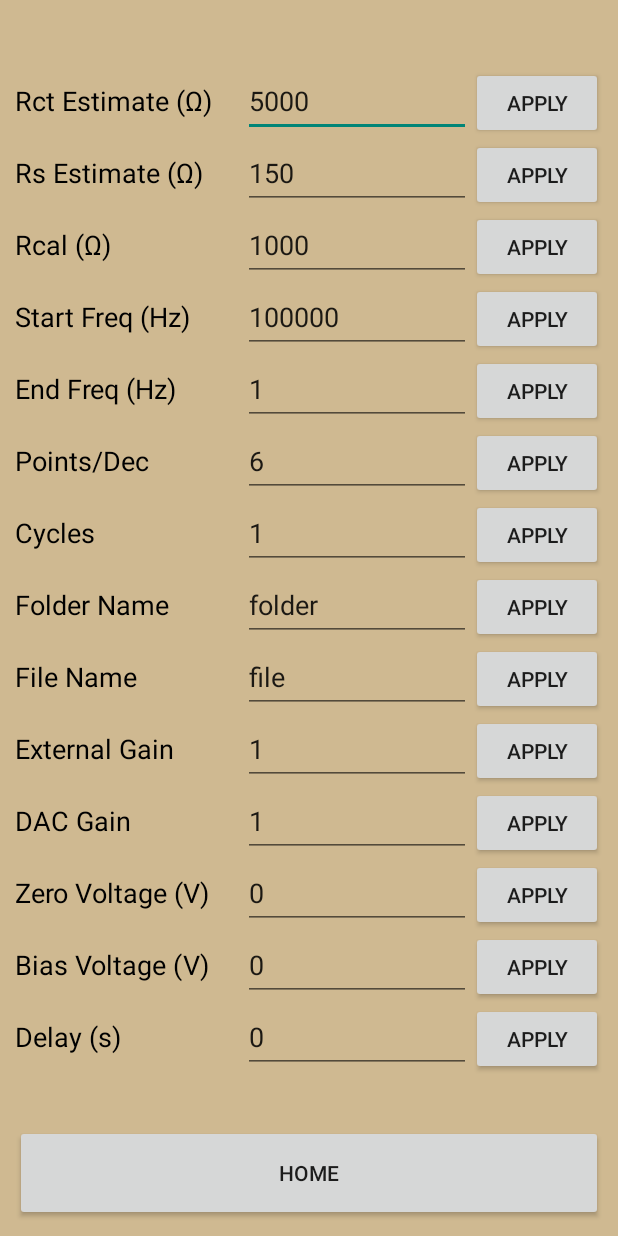
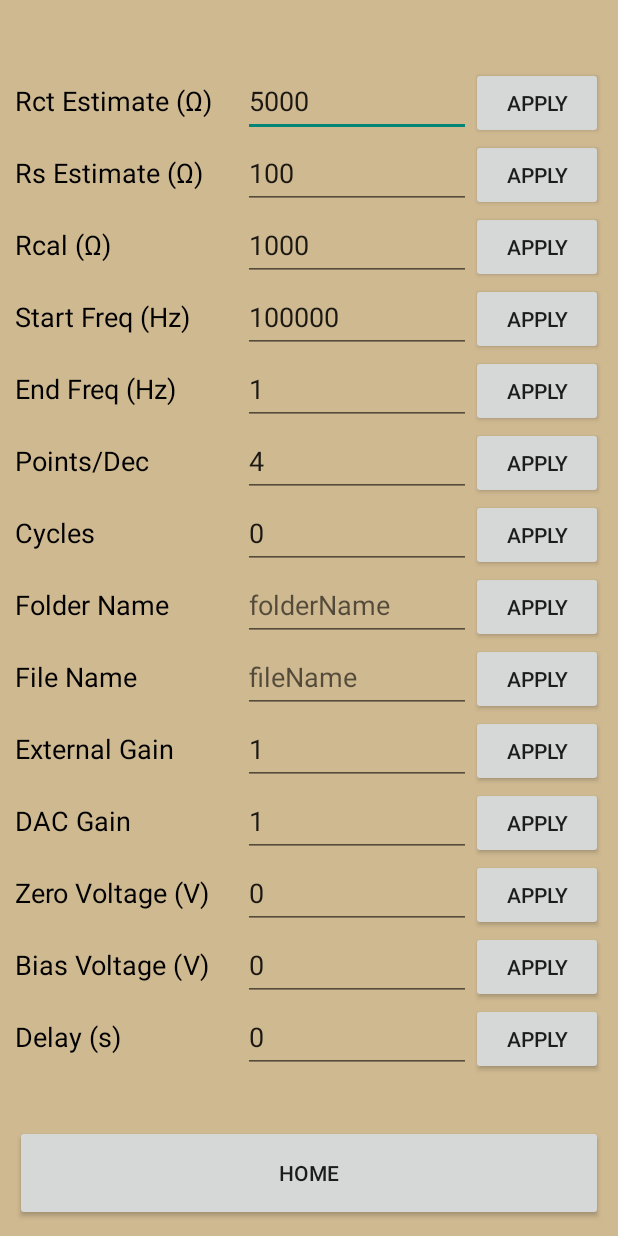
Before and after one commit to LinnesLab/HELPStat, an Android app built with Jetpack Compose: the SettingsActivity screen opened directly, with no data from a screen before it, on a phone screen of 412 x 824 dp. Run offline under Robolectric (Android 15) with nearby library versions, the phone set to English and light mode, and no system bars; our stand-ins replace Timber; libraries missing offline, so code that uses them is left out: com.androidplot, com.androidplot.xy; 6 statements that could not run were skipped.

Commit message:
Update Settings
Fixed bug where settings "revert" if user closes and reopens setting page even though no changes were made to the PCB.

Found bug: if you close the app, you have to restart the device in order for BLE devices to connect again (not entirely sure why)

```diff
--- a/HELPStat/Software/App/app/src/main/java/com/example/helpstat/MainActivity.kt
+++ b/HELPStat/Software/App/app/src/main/java/com/example/helpstat/MainActivity.kt
@@ -24,6 +24,7 @@ import android.os.Bundle
 import android.os.Handler
 import android.util.Log
 import android.widget.Button
+import android.widget.EditText
 import android.widget.TextView
 import androidx.activity.ComponentActivity
 import androidx.activity.result.contract.ActivityResultContracts
@@ -61,6 +62,22 @@ data object data_main {
     var listFreq = mutableListOf<Float>()
     var calculated_rct : String? = null
     var calculated_rs : String? = null
+
+    // Settings
+    var estimated_rct : String? = "5000"
+    var estimated_rs  : String? = "100"
+    var rcal : String? = "1000"
+    var startFreq : String? = "100000"
+    var endFreq : String? = "1"
+    var numPoints : String? = "4"
+    var numCycles : String? = "0"
+    var folderName : String? = ""
+    var fileName : String? = ""
+    var extGain : String? = "1"
+    var dacGain : String? = "1"
+    var zeroVolt : String? = "0"
+    var biasVolt : String? = "0"
+    var delaySecs : String? = "0"
 }
 
 class MainActivity : ComponentActivity() {
@@ -107,18 +124,17 @@ class MainActivity : ComponentActivity() {
                     Log.i(
                         "ScanCallback",
                         "Found BLE device! Name: ${name ?: "Unnamed"}, address: $address")
+                    Handler().postDelayed({
+                        stopBleScan()
+                    }, 500)
+                    Handler().postDelayed({
+                        Log.d("LOG:","Connecting to $address")
+                        ConnectionManager.connect(this, this@MainActivity)
+                        main_activity.connected_device = this
+                    }, 500)
                 }
                 scanResults.add(result)
                 scanResultAdapter.notifyItemInserted(scanResults.size - 1)
-
-                // Once HELPStat is found, stop scan and connect
-                stopBleScan()
-                with(result.device) {
-                    Log.d("LOG:","Connecting to $address")
-                    ConnectionManager.connect(this, this@MainActivity)
-                    main_activity.connected_device = this
-                }
-
             }
         }
         override fun onScanFailed(errorCode: Int) {
@@ -146,6 +162,12 @@ class MainActivity : ComponentActivity() {
             }
         }
     }
+
+    override fun onStop() {
+        super.onStop()
+        ConnectionManager.teardownConnection(main_activity.connected_device)
+    }
+
 
     override fun onCreate(savedInstanceState: Bundle?) {
         super.onCreate(savedInstanceState)
@@ -192,6 +214,17 @@ class MainActivity : ComponentActivity() {
                 ConnectionManager.enableNotifications(main_activity.connected_device, ConnectionManager.characteristic_real)
                 ConnectionManager.enableNotifications(main_activity.connected_device, ConnectionManager.characteristic_imag)
                 ConnectionManager.enableNotifications(main_activity.connected_device, ConnectionManager.characteristic_currFreq)
+
+                // Write Rct/Rs Estimates
+                ConnectionManager.writeCharacteristic(
+                    main_activity.connected_device,
+                    ConnectionManager.characteristic_rct,
+                    data_main.estimated_rct.toString().toByteArray())
+
+                ConnectionManager.writeCharacteristic(
+                    main_activity.connected_device,
+                    ConnectionManager.characteristic_rs,
+                    data_main.estimated_rs.toString().toByteArray())
 
                 // Sends a "START" signal
                 ConnectionManager.writeCharacteristic(main_activity.connected_device,
--- a/HELPStat/Software/App/app/src/main/java/com/example/helpstat/SettingsActivity.kt
+++ b/HELPStat/Software/App/app/src/main/java/com/example/helpstat/SettingsActivity.kt
@@ -10,6 +10,22 @@ class SettingsActivity : ComponentActivity() {
     override fun onCreate(savedInstanceState: Bundle?) {
         super.onCreate(savedInstanceState)
         setContentView(R.layout.activity_settings)
+
+        // Set EditTextView
+        findViewById<EditText>(R.id.editText_rct_estimate).setText(data_main.estimated_rct.toString())
+        findViewById<EditText>(R.id.editText_rs_estimate).setText(data_main.estimated_rs.toString())
+        findViewById<EditText>(R.id.editText_rcalVal).setText(data_main.rcal.toString())
+        findViewById<EditText>(R.id.editText_startFreq).setText(data_main.startFreq.toString())
+        findViewById<EditText>(R.id.editText_endFreq).setText(data_main.endFreq.toString())
+        findViewById<EditText>(R.id.editText_numPoints).setText(data_main.numPoints.toString())
+        findViewById<EditText>(R.id.editText_numCycles).setText(data_main.numCycles.toString())
+        findViewById<EditText>(R.id.editText_folderName).setText(data_main.folderName.toString())
+        findViewById<EditText>(R.id.editText_fileName).setText(data_main.fileName.toString())
+        findViewById<EditText>(R.id.editText_extGain).setText(data_main.extGain.toString())
+        findViewById<EditText>(R.id.editText_dacGain).setText(data_main.dacGain.toString())
+        findViewById<EditText>(R.id.editText_zeroVolt).setText(data_main.zeroVolt.toString())
+        findViewById<EditText>(R.id.editText_biasVolt).setText(data_main.biasVolt.toString())
+        findViewById<EditText>(R.id.editText_delaySecs).setText(data_main.delaySecs.toString())
 
         // Exits Settings
         findViewById<Button>(R.id.button_exitSettings)
@@ -24,6 +40,7 @@ class SettingsActivity : ComponentActivity() {
                     main_activity.connected_device,
                     ConnectionManager.characteristic_rct,
                     findViewById<EditText>(R.id.editText_rct_estimate).getText().toString().toByteArray())
+                    data_main.estimated_rct = findViewById<EditText>(R.id.editText_rct_estimate).getText().toString()
             }
         findViewById<Button>(R.id.button_applyRs)
             .setOnClickListener {
@@ -31,6 +48,7 @@ class SettingsActivity : ComponentActivity() {
                     main_activity.connected_device,
                     ConnectionManager.characteristic_rs,
                     findViewById<EditText>(R.id.editText_rs_estimate).getText().toString().toByteArray())
+                data_main.estimated_rs = findViewById<EditText>(R.id.editText_rs_estimate).getText().toString()
             }
         findViewById<Button>(R.id.button_applyRcalVal)
             .setOnClickListener {
@@ -38,6 +56,7 @@ class SettingsActivity : ComponentActivity() {
                     main_activity.connected_device,
                     ConnectionManager.characteristic_rcalval,
                     findViewById<EditText>(R.id.editText_rcalVal).getText().toString().toByteArray())
+                data_main.rcal = findViewById<EditText>(R.id.editText_rcalVal).getText().toString()
             }
 
         // Adjust Start/End Freq
@@ -47,6 +66,7 @@ class SettingsActivity : ComponentActivity() {
                     main_activity.connected_device,
                     ConnectionManager.characteristic_startFreq,
                     findViewById<EditText>(R.id.editText_startFreq).getText().toString().toByteArray())
+                data_main.startFreq = findViewById<EditText>(R.id.editText_startFreq).getText().toString()
             }
         findViewById<Button>(R.id.button_applyEndFreq)
             .setOnClickListener {
@@ -54,6 +74,7 @@ class SettingsActivity : ComponentActivity() {
                     main_activity.connected_device,
                     ConnectionManager.characteristic_endFreq,
                     findViewById<EditText>(R.id.editText_endFreq).getText().toString().toByteArray())
+                data_main.endFreq = findViewById<EditText>(R.id.editText_endFreq).getText().toString()
             }
 
         // Adjust NumPoint/Cycle
@@ -63,6 +84,7 @@ class SettingsActivity : ComponentActivity() {
                     main_activity.connected_device,
                     ConnectionManager.characteristic_numPoints,
                     findViewById<EditText>(R.id.editText_numPoints).getText().toString().toByteArray())
+                data_main.numPoints = findViewById<EditText>(R.id.editText_numPoints).getText().toString()
             }
         findViewById<Button>(R.id.button_applyNumCycles)
             .setOnClickListener {
@@ -70,6 +92,7 @@ class SettingsActivity : ComponentActivity() {
                     main_activity.connected_device,
                     ConnectionManager.characteristic_numCycles,
                     findViewById<EditText>(R.id.editText_numCycles).getText().toString().toByteArray())
+                data_main.numCycles = findViewById<EditText>(R.id.editText_numCycles).getText().toString()
             }
 
         // Adjust File/Folder Names
@@ -79,6 +102,7 @@ class SettingsActivity : ComponentActivity() {
                     main_activity.connected_device,
                     ConnectionManager.characteristic_folderName,
                     findViewById<EditText>(R.id.editText_folderName).getText().toString().toByteArray())
+                data_main.folderName = findViewById<EditText>(R.id.editText_folderName).getText().toString()
             }
         findViewById<Button>(R.id.button_applyFileName)
             .setOnClickListener {
@@ -86,6 +110,7 @@ class SettingsActivity : ComponentActivity() {
                     main_activity.connected_device,
                     ConnectionManager.characteristic_fileName,
                     findViewById<EditText>(R.id.editText_fileName).getText().toString().toByteArray())
+                data_main.fileName = findViewById<EditText>(R.id.editText_fileName).getText().toString()
             }
 
         // Adjust Ext/DAC Gain
@@ -95,6 +120,7 @@ class SettingsActivity : ComponentActivity() {
                     main_activity.connected_device,
                     ConnectionManager.characteristic_extGain,
                     findViewById<EditText>(R.id.editText_extGain).getText().toString().toByteArray())
+                data_main.extGain = findViewById<EditText>(R.id.editText_extGain).getText().toString()
             }
         findViewById<Button>(R.id.button_applyDacGain)
             .setOnClickListener {
@@ -102,6 +128,7 @@ class SettingsActivity : ComponentActivity() {
                     main_activity.connected_device,
                     ConnectionManager.characteristic_dacGain,
                     findViewById<EditText>(R.id.editText_dacGain).getText().toString().toByteArray())
+                data_main.dacGain = findViewById<EditText>(R.id.editText_dacGain).getText().toString()
             }
 
         // Apply Zero/Bias Volt, Delay
@@ -111,6 +138,7 @@ class SettingsActivity : ComponentActivity() {
                     main_activity.connected_device,
                     ConnectionManager.characteristic_zeroVolt,
                     findViewById<EditText>(R.id.editText_zeroVolt).getText().toString().toByteArray())
+                data_main.zeroVolt = findViewById<EditText>(R.id.editText_zeroVolt).getText().toString()
             }
         findViewById<Button>(R.id.button_applyBiasVolt)
             .setOnClickListener {
@@ -118,6 +146,7 @@ class SettingsActivity : ComponentActivity() {
                     main_activity.connected_device,
                     ConnectionManager.characteristic_biasVolt,
                     findViewById<EditText>(R.id.editText_biasVolt).getText().toString().toByteArray())
+                data_main.biasVolt = findViewById<EditText>(R.id.editText_biasVolt).getText().toString()
             }
         findViewById<Button>(R.id.button_applyDelaySecs)
             .setOnClickListener {
@@ -125,6 +154,7 @@ class SettingsActivity : ComponentActivity() {
                     main_activity.connected_device,
                     ConnectionManager.characteristic_delaySecs,
                     findViewById<EditText>(R.id.editText_delaySecs).getText().toString().toByteArray())
+                data_main.delaySecs = findViewById<EditText>(R.id.editText_delaySecs).getText().toString()
             }
     }
 }
```
